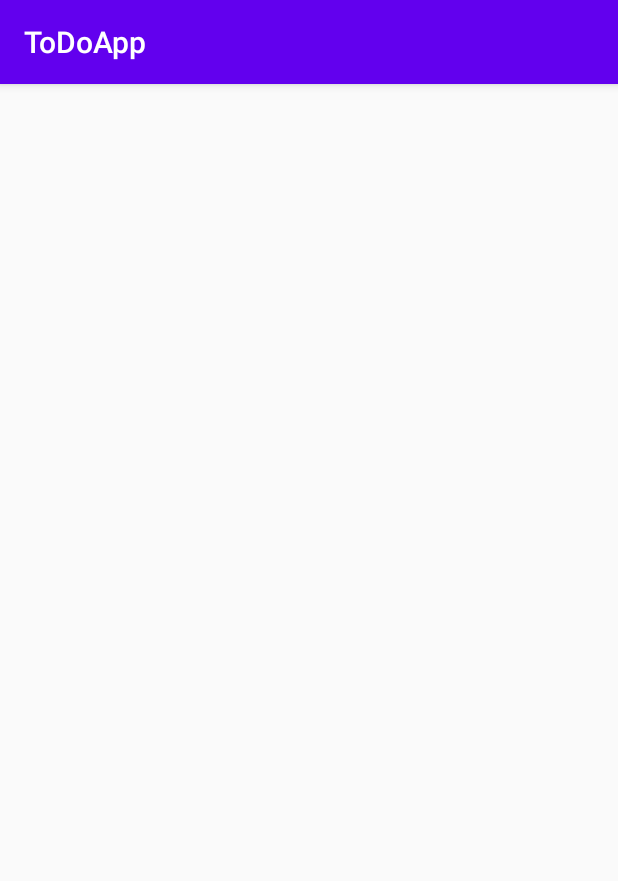
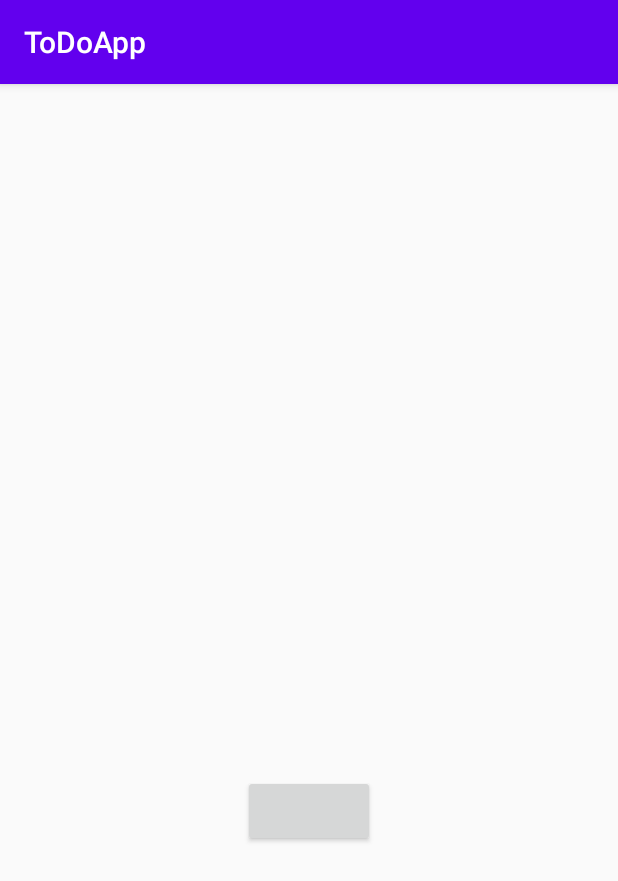
Before and after one commit to HannaYermakova/ToDoApp, an Android app: the screen it shows after launch (MainActivity), on a phone screen of 412 x 824 dp. Shown: the top 881 px of the screen. Run offline under Robolectric (Android 15) with nearby library versions, the phone set to English and light mode, and no system bars; our stand-ins replace data binding; plain views replace LoginButton; 1 statement that could not run was skipped.

Commit message:
add base fragment

```diff
--- a/app/src/main/java/by/aermakova/todoapp/ui/MainActivity.kt
+++ b/app/src/main/java/by/aermakova/todoapp/ui/MainActivity.kt
@@ -2,6 +2,7 @@ package by.aermakova.todoapp.ui
 
 import android.os.Bundle
 import androidx.appcompat.app.AppCompatActivity
+import androidx.databinding.DataBindingUtil
 import androidx.navigation.Navigation
 import by.aermakova.todoapp.R
 import by.aermakova.todoapp.databinding.ActivityMainBinding
@@ -10,9 +11,9 @@ class MainActivity : AppCompatActivity() {
 
     override fun onCreate(savedInstanceState: Bundle?) {
         super.onCreate(savedInstanceState)
-        val binding = ActivityMainBinding.inflate(layoutInflater)
+        val binding: ActivityMainBinding = DataBindingUtil.setContentView(this, R.layout.activity_main)
         val view = binding.root
-        Navigation.findNavController(this, R.id.main_host_fragment).apply {
+        Navigation.findNavController(this, R.id.app_host_fragment).apply {
             Navigation.setViewNavController(view, this)
         }
     }
--- a/app/src/main/java/by/aermakova/todoapp/ui/auth/AuthFlowFragment.kt
+++ b/app/src/main/java/by/aermakova/todoapp/ui/auth/AuthFlowFragment.kt
@@ -1,22 +1,23 @@
 package by.aermakova.todoapp.ui.auth
 
 import android.os.Bundle
-import android.view.LayoutInflater
 import android.view.View
-import android.view.ViewGroup
-import androidx.fragment.app.Fragment
+import androidx.fragment.app.viewModels
+import androidx.navigation.Navigation
+import androidx.navigation.fragment.NavHostFragment
 import by.aermakova.todoapp.R
+import by.aermakova.todoapp.databinding.FragmentAuthFlowBinding
+import by.aermakova.todoapp.ui.base.BaseFragment
 
-class AuthFlowFragment : Fragment() {
+class AuthFlowFragment : BaseFragment<FragmentAuthFlowBinding>() {
 
-    private lateinit var viewModel: AuthViewModel
+    private val viewModel: AuthViewModel by viewModels()
 
-    override fun onCreateView(
-        inflater: LayoutInflater, container: ViewGroup?,
-        savedInstanceState: Bundle?
-    ): View? {
-        return inflater.inflate(R.layout.fragment_auth_flow, container, false)
+    override val layout: Int
+        get() = R.layout.fragment_auth_flow
+
+    override fun onViewCreated(view: View, savedInstanceState: Bundle?) {
+        super.onViewCreated(view, savedInstanceState)
+        Navigation.setViewNavController(binding.root, NavHostFragment.findNavController(this))
     }
-
-
 }
--- /dev/null
+++ b/app/src/main/java/by/aermakova/todoapp/ui/base/BaseFragment.kt
@@ -0,0 +1,24 @@
+package by.aermakova.todoapp.ui.base
+
+import android.os.Bundle
+import android.view.LayoutInflater
+import android.view.View
+import android.view.ViewGroup
+import androidx.annotation.LayoutRes
+import androidx.databinding.DataBindingUtil
+import androidx.databinding.ViewDataBinding
+import androidx.fragment.app.Fragment
+
+abstract class BaseFragment<Binding : ViewDataBinding> : Fragment() {
+
+    @get:LayoutRes
+    protected abstract val layout: Int
+
+    protected lateinit var binding: Binding
+
+    override fun onCreateView(inflater: LayoutInflater, container: ViewGroup?, savedInstanceState: Bundle?): View? {
+        binding = DataBindingUtil.inflate(inflater, layout, container, false)
+        binding.lifecycleOwner = this
+        return binding.root
+    }
+}
--- a/app/src/main/java/by/aermakova/todoapp/ui/register/RegisterFragment.kt
+++ b/app/src/main/java/by/aermakova/todoapp/ui/register/RegisterFragment.kt
@@ -17,5 +17,4 @@ class RegisterFragment : Fragment() {
     ): View? {
         return inflater.inflate(R.layout.fragment_register, container, false)
     }
-
 }
--- a/app/src/main/res/layout/activity_main.xml
+++ b/app/src/main/res/layout/activity_main.xml
@@ -10,11 +10,11 @@
         tools:context=".ui.MainActivity">
 
         <fragment
-            android:id="@+id/main_host_fragment"
+            android:id="@+id/app_host_fragment"
             android:name="androidx.navigation.fragment.NavHostFragment"
             android:layout_width="match_parent"
             android:layout_height="match_parent"
             app:defaultNavHost="true"
-            app:navGraph="@navigation/main_navigation" />
+            app:navGraph="@navigation/app_navigation" />
     </FrameLayout>
 </layout>
--- a/app/src/main/res/layout/fragment_auth_flow.xml
+++ b/app/src/main/res/layout/fragment_auth_flow.xml
@@ -1,9 +1,12 @@
 <?xml version="1.0" encoding="utf-8"?>
-<FrameLayout xmlns:android="http://schemas.android.com/apk/res/android"
+<layout xmlns:android="http://schemas.android.com/apk/res/android"
     xmlns:tools="http://schemas.android.com/tools"
+    xmlns:app="http://schemas.android.com/apk/res-auto">
+
+    <data/>
+    <FrameLayout
         android:layout_width="match_parent"
         android:layout_height="match_parent"
-    xmlns:app="http://schemas.android.com/apk/res-auto"
         tools:context=".ui.auth.AuthFlowFragment">
 
         <fragment
@@ -12,9 +15,7 @@
             android:layout_width="match_parent"
             android:layout_height="match_parent"
             app:defaultNavHost="true"
-        app:layout_constraintLeft_toLeftOf="parent"
-        app:layout_constraintRight_toRightOf="parent"
-        app:layout_constraintTop_toTopOf="parent"
             app:navGraph="@navigation/auth_navigation" />
 
     </FrameLayout>
+</layout>
--- a/app/src/main/res/navigation/main_navigation.xml
+++ b/app/src/main/res/navigation/app_navigation.xml
@@ -2,7 +2,7 @@
 <navigation xmlns:android="http://schemas.android.com/apk/res/android"
     xmlns:app="http://schemas.android.com/apk/res-auto"
     xmlns:tools="http://schemas.android.com/tools"
-    android:id="@+id/main_navigation.xml"
+    android:id="@+id/app_navigation"
     app:startDestination="@id/authFlowFragment">
 
     <fragment
--- a/app/src/main/res/navigation/auth_navigation.xml
+++ b/app/src/main/res/navigation/auth_navigation.xml
@@ -2,7 +2,7 @@
 <navigation xmlns:android="http://schemas.android.com/apk/res/android"
     xmlns:app="http://schemas.android.com/apk/res-auto"
     xmlns:tools="http://schemas.android.com/tools"
-    android:id="@+id/auth_navigation.xml"
+    android:id="@+id/auth_navigation"
     app:startDestination="@id/loginFragment">
 
     <fragment
@@ -18,6 +18,6 @@
     <fragment
         android:id="@+id/registerFragment"
         android:name="by.aermakova.todoapp.ui.register.RegisterFragment"
-        android:label="fragment_register"
+        android:label="RegisterFragment"
         tools:layout="@layout/fragment_register" />
 </navigation>
```
Also changed, not shown: app/src/main/java/by/aermakova/todoapp/data/di/module/NavigationModule.kt (added, +16 -0 lines), app/src/main/java/by/aermakova/todoapp/ui/main/MainFlowFragment.kt (+14 -10 lines), app/src/main/res/layout/fragment_main_flow.xml (+12 -8 lines). Lines whose indentation alone changed are shown as unchanged.
